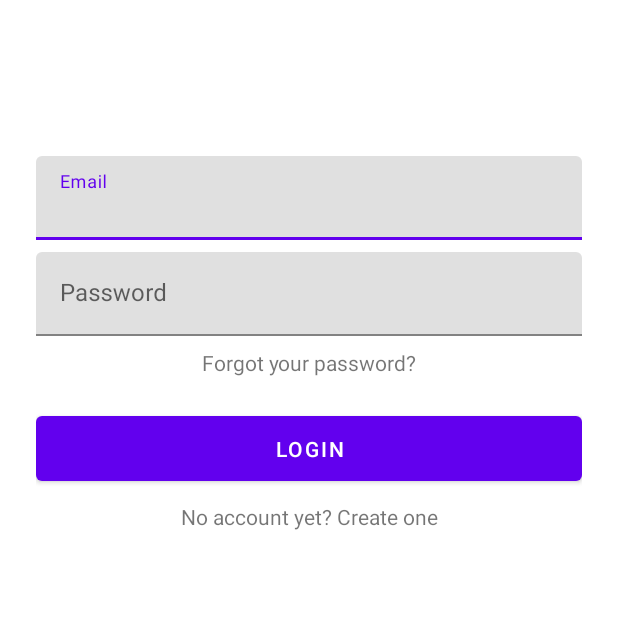
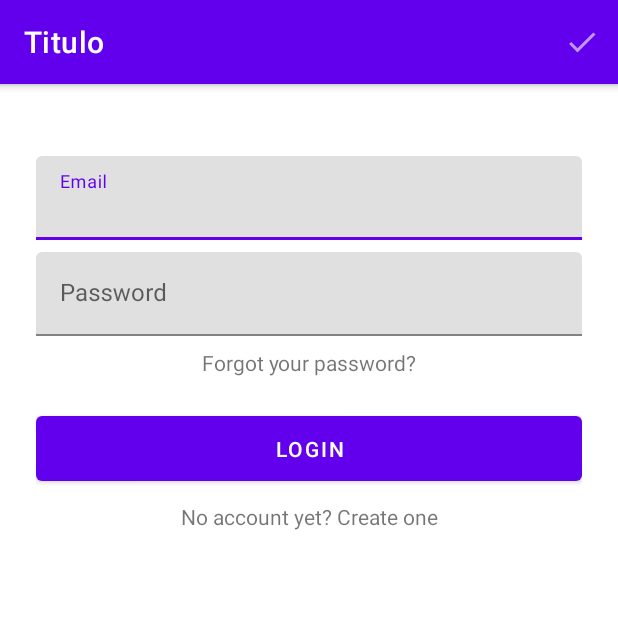
Before and after one commit to fdbozzo/LectordeFeedsRSS, an Android app: the screen it shows after launch (MainActivity), on a phone screen of 412 x 824 dp, the top half of it. Run offline under Robolectric (Android 15) with nearby library versions, the phone set to English and light mode, and no system bars; our stand-ins replace Firebase (no records; nobody signed in at launch, a user with empty details on screens opened directly), Room's generated code, Timber, data binding, navigation-ui; libraries missing offline, so code that uses them is left out: retrofit2.converter.simplexml; 3 statements that could not run were skipped.

Commit message:
Agregado menús de opciones para AppBar superior con opción MarkAsRead y menú contextual asociado (BottomSheet). Agregada segunda barra (BottomAppBar) para controlar el Drawer desde ahí

```diff
--- a/app/src/main/java/com/blogspot/fdbozzo/lectorfeedsrss/MainActivity.kt
+++ b/app/src/main/java/com/blogspot/fdbozzo/lectorfeedsrss/MainActivity.kt
@@ -22,6 +22,7 @@ import com.blogspot.fdbozzo.lectorfeedsrss.network.RssFeedDataSource
 import com.blogspot.fdbozzo.lectorfeedsrss.ui.drawer.CustomExpandableListAdapter
 import com.blogspot.fdbozzo.lectorfeedsrss.ui.main.BottomSheetFeedOptionsMenuFragment
 import com.blogspot.fdbozzo.lectorfeedsrss.ui.main.BottomSheetGroupOptionsMenuFragment
+import com.blogspot.fdbozzo.lectorfeedsrss.ui.main.BottomSheetMarkAsReadOptionsMenuFragment
 import com.google.android.material.bottomsheet.BottomSheetBehavior
 import com.google.firebase.auth.FirebaseAuth
 import com.google.firebase.auth.ktx.auth
@@ -150,6 +151,32 @@ class MainActivity : AppCompatActivity() {
             ), drawerLayout
         )
          */
+
+        //setSupportActionBar(binding.upperToolbar)
+        binding.topAppBar.inflateMenu(R.menu.navdrawer_menu)
+        setSupportActionBar(binding.bottomAppBar)
+
+        binding.topAppBar.setOnMenuItemClickListener {
+
+            when (it.itemId) {
+                R.id.nav_mark_all_as_read -> {
+                    val tituloMenu = "Mark as read"
+                    BottomSheetMarkAsReadOptionsMenuFragment(tituloMenu).show(supportFragmentManager, "submenu")
+                }
+                else -> {
+                    Timber.d("[Timber] setOnMenuItemClickListener(%s)", it.itemId.toString())
+                }
+            }
+            /*
+            if (it.itemId == R.id.nav_mark_all_as_read) {
+                val tituloMenu = "Mark as read"
+                BottomSheetMarkAsReadOptionsMenuFragment(tituloMenu).show(supportFragmentManager, "submenu")
+            } else {
+                Timber.d("[Timber] setOnMenuItemClickListener(%s)", it.itemId.toString())
+            }
+             */
+            false
+        }
 
         //setupActionBarWithNavController(navController, appBarConfiguration)
         NavigationUI.setupActionBarWithNavController(
@@ -295,15 +322,18 @@ class MainActivity : AppCompatActivity() {
     }
 
     //----- ESTE MENU SUPERIOR/DERECHO FUNCIONA, PERO NO LE VEO SENTIDO TENIENDO EL MENU DEL DRAWER -----
-    /*
+    //*
     // MENU PRINCIPAL
     override fun onCreateOptionsMenu(menu: Menu?): Boolean {
-        menuInflater.inflate(R.menu.navdrawer_menu, menu)
-        return super.onCreateOptionsMenu(menu)
+        //menuInflater.inflate(R.menu.navdrawer_menu, menu)
+        Timber.d("[Timber] onCreateOptionsMenu()")
+        menuInflater.inflate(R.menu.bottom_nav_menu, menu)
+        return true // super.onCreateOptionsMenu(menu)
     }
 
     // Opción de menu
     override fun onOptionsItemSelected(item: MenuItem): Boolean {
+        Timber.d("[Timber] onOptionsItemSelected()")
         when (item.itemId) {
             R.id.nav_logout -> {
                 // TODO
@@ -312,7 +342,7 @@ class MainActivity : AppCompatActivity() {
         }
         return super.onOptionsItemSelected(item)
     }
-     */
+     //*/
 
     /**
      * Este método resuelve el problema de que el ExpandableListView no respete los controles
--- a/app/src/main/java/com/blogspot/fdbozzo/lectorfeedsrss/ui/feed/FeedChannelFragment.kt
+++ b/app/src/main/java/com/blogspot/fdbozzo/lectorfeedsrss/ui/feed/FeedChannelFragment.kt
@@ -72,12 +72,7 @@ class FeedChannelFragment : Fragment() {
 
         navController = findNavController()
 
-        /** Setup de retrofit para leer RSS **/
-        //val service = RetrofitFactory.makeRetrofitService()
-
         /** Adapter para el RecyclerView **/
-        //val adapter = FeedChannelAdapter()
-        //binding.recyclerView.adapter = adapter
         binding.recyclerView.layoutManager = LinearLayoutManager(requireContext())
 
 
--- a/app/src/main/res/layout/activity_main.xml
+++ b/app/src/main/res/layout/activity_main.xml
@@ -5,20 +5,45 @@
     tools:context=".MainActivity">
 
     <data>
+
     </data>
-
-    <androidx.coordinatorlayout.widget.CoordinatorLayout
-        android:layout_width="match_parent"
-        android:layout_height="match_parent">
 
         <androidx.drawerlayout.widget.DrawerLayout
             android:id="@+id/drawer_layout"
             android:layout_width="match_parent"
             android:layout_height="match_parent">
 
+            <androidx.coordinatorlayout.widget.CoordinatorLayout
+                android:layout_width="match_parent"
+                android:layout_height="match_parent">
+
+                <!--androidx.appcompat.widget.Toolbar
+                    android:id="@+id/upper_toolbar"
+                    android:layout_width="match_parent"
+                    android:layout_height="wrap_content"
+                    android:minHeight="56dp"
+                    app:popupTheme="@style/ThemeOverlay.AppCompat.Light"/-->
+                <com.google.android.material.appbar.AppBarLayout
+                    android:layout_width="match_parent"
+                    android:layout_height="wrap_content">
+
+                    <com.google.android.material.appbar.MaterialToolbar
+                        android:id="@+id/topAppBar"
+                        android:layout_width="match_parent"
+                        android:layout_height="?attr/actionBarSize"
+                        app:title="Titulo"
+                        style="@style/Widget.MaterialComponents.Toolbar.Primary"
+                        />
+                    <!-- opciones del MaterialToolbar
+                    app:menu="@menu/top_app_bar"
+                    app:navigationIcon="@drawable/baseline_menu_white_24"
+                    -->
+
+                </com.google.android.material.appbar.AppBarLayout>
+
                 <androidx.constraintlayout.widget.ConstraintLayout
-                    android:layout_width="match_parent"
-                    android:layout_height="match_parent">
+                        android:layout_width="match_parent"
+                        android:layout_height="match_parent">
 
                     <androidx.fragment.app.FragmentContainerView
                         android:id="@+id/fragmentContainerView"
@@ -33,6 +58,20 @@
                         app:navGraph="@navigation/nav_graph" />
 
                 </androidx.constraintlayout.widget.ConstraintLayout>
+
+                <com.google.android.material.bottomappbar.BottomAppBar
+                    android:id="@+id/bottom_app_bar"
+                    style="@style/Widget.MaterialComponents.BottomAppBar"
+                    android:layout_width="match_parent"
+                    android:layout_height="wrap_content"
+                    android:layout_gravity="bottom"
+                    app:navigationIcon="@drawable/baseline_menu_white_24"/>
+                <!-- opciones del BottomAppBar
+                app:backgroundTint="@color/design_default_color_primary"
+                style="@style/Widget.MaterialComponents.BottomAppBar"
+                -->
+
+            </androidx.coordinatorlayout.widget.CoordinatorLayout>
 
             <!-- com.google.android.material.navigation.NavigationView
                 android:id="@+id/navView"
@@ -58,6 +97,12 @@
                     android:layout_width="wrap_content"
                     android:layout_height="match_parent">
 
+                    <!-- include layout="@layout/drawer_header"
+                        android:id="@+id/navigation_header_container"/ -->
+
+                    <!-- app:layout_constraintTop_toBottomOf="@id/navigation_header_container" -->
+                    <!-- app:layout_constraintTop_toTopOf="parent" -->
+
                     <ScrollView
                         android:layout_width="wrap_content"
                         android:layout_height="wrap_content"
@@ -72,10 +117,9 @@
                     </ScrollView>
 
                 </androidx.constraintlayout.widget.ConstraintLayout>
+
             </com.google.android.material.navigation.NavigationView>
+
         </androidx.drawerlayout.widget.DrawerLayout>
 
-        <!--include layout="@layout/bottom_sheet_group_options_menu_fragment"
-            android:id="@+id/idFeedGroupBottomSheetOptions"/-->
-    </androidx.coordinatorlayout.widget.CoordinatorLayout>
 </layout>
--- a/app/src/main/res/menu/navdrawer_menu.xml
+++ b/app/src/main/res/menu/navdrawer_menu.xml
@@ -1,30 +1,12 @@
 <?xml version="1.0" encoding="utf-8"?>
-<menu xmlns:android="http://schemas.android.com/apk/res/android">
+<menu xmlns:app="http://schemas.android.com/apk/res-auto"
+    xmlns:android="http://schemas.android.com/apk/res/android">
 
     <item
-        android:id="@+id/navigation_login"
-        android:icon="@drawable/ic_home_black_24dp"
-        android:title="@string/title_login"
-        android:visible="false" />
-
-    <item
-        android:id="@+id/nav_feed_contents"
-        android:icon="@drawable/ic_dashboard_black_24dp"
-        android:title="@string/title_feed_contents" />
-
-    <item
-        android:id="@+id/nav_read_later"
-        android:icon="@drawable/ic_dashboard_black_24dp"
-        android:title="@string/title_read_later" />
-
-    <item
-        android:id="@+id/nav_settings"
-        android:icon="@drawable/ic_dashboard_black_24dp"
-        android:title="@string/title_settings" />
-
-    <item
-        android:id="@+id/nav_logout"
-        android:icon="@drawable/ic_dashboard_black_24dp"
-        android:title="@string/title_logout" />
+        android:id="@+id/nav_mark_all_as_read"
+        android:icon="@drawable/ic_mark_as_read_holo_light_24dp"
+        android:title="@string/title_mark_all_as_read"
+        app:iconTint="@color/white"
+        app:showAsAction="always" />
 
 </menu>
--- a/app/src/main/res/values/strings.xml
+++ b/app/src/main/res/values/strings.xml
@@ -32,4 +32,6 @@
     <string name="menu_option_delete">Delete</string>
     <string name="menu_option_remove_from_favorites">Remove from favorites</string>
     <string name="menu_option_unfollow">Unfollow</string>
+    <string name="title_mark_all_as_read">Mark all as read</string>
+    <string name="menu_option_mark_as_read_all_articles">All articles</string>
 </resources>
--- a/app/src/main/res/values/themes.xml
+++ b/app/src/main/res/values/themes.xml
@@ -1,6 +1,7 @@
 <resources xmlns:tools="http://schemas.android.com/tools">
     <!-- Base application theme. -->
-    <style name="Theme.LectorDeFeedsRSS" parent="Theme.MaterialComponents.DayNight.DarkActionBar">
+    <!--style name="Theme.LectorDeFeedsRSS" parent="Theme.MaterialComponents.DayNight.DarkActionBar"-->
+    <style name="Theme.LectorDeFeedsRSS" parent="Theme.MaterialComponents.DayNight.NoActionBar">
         <!-- Primary brand color. -->
         <item name="colorPrimary">@color/purple_500</item>
         <item name="colorPrimaryVariant">@color/purple_700</item>
```
Also changed, not shown: app/src/main/java/com/blogspot/fdbozzo/lectorfeedsrss/ui/main/BottomSheetMarkAsReadOptionsMenuFragment.kt (added, +54 -0 lines), app/src/main/res/layout/bottom_sheet_mark_as_read_options_menu_fragment.xml (added, +53 -0 lines), app/src/main/res/layout/fragment_group_item_list_dialog_list_dialog.xml (added, +11 -0 lines), app/src/main/res/layout/fragment_group_item_list_dialog_list_dialog_item.xml (added, +13 -0 lines), app/src/main/res/drawable-hdpi/baseline_menu_white_24.png (added).
